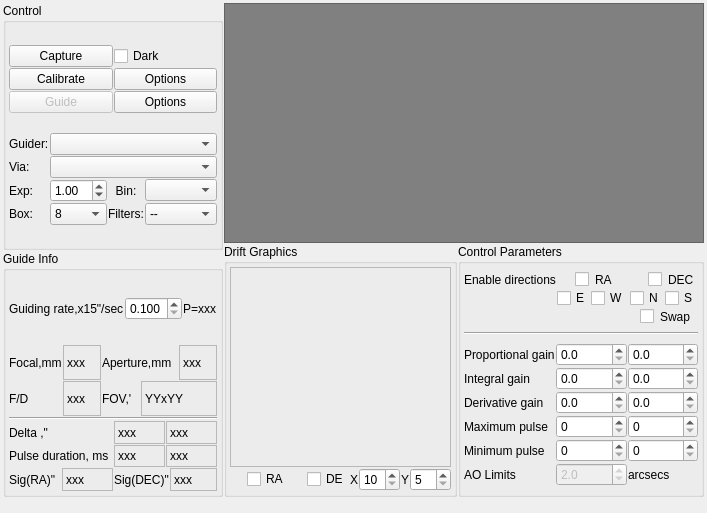
Qt form kstars/ekos/guide/guide.ui (KDE/kstars) before a commit.
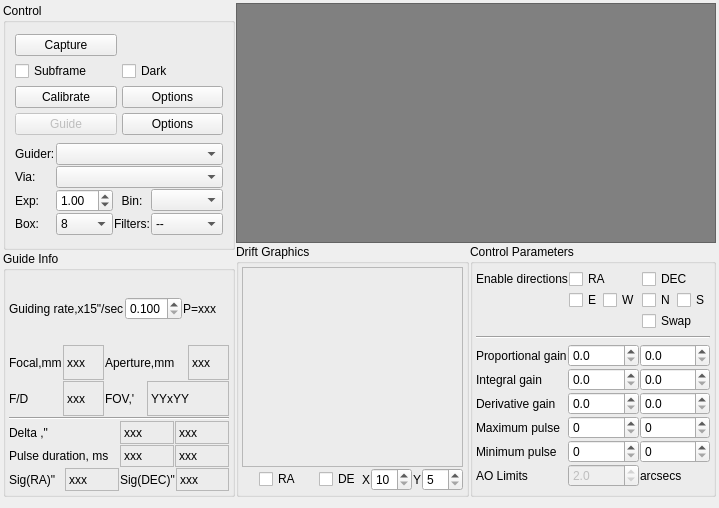
The same form after that commit. Custom widgets are drawn as their Qt base class.

Commit message: More progress of migrating guide stuff to new architecture, still a lot of way to go. Nothing compiles yet

Patch:
```diff
--- a/kstars/ekos/guide/guide.ui
+++ b/kstars/ekos/guide/guide.ui
@@ -6,8 +6,8 @@
    <rect>
     <x>0</x>
     <y>0</y>
-    <width>694</width>
-    <height>513</height>
+    <width>696</width>
+    <height>508</height>
    </rect>
   </property>
   <layout class="QVBoxLayout" name="verticalLayout_5">
@@ -42,25 +42,10 @@
           <string>Control</string>
          </property>
          <layout class="QVBoxLayout" name="verticalLayout_4">
-          <property name="spacing">
-           <number>1</number>
-          </property>
-          <property name="leftMargin">
-           <number>3</number>
-          </property>
-          <property name="topMargin">
-           <number>3</number>
-          </property>
-          <property name="rightMargin">
-           <number>3</number>
-          </property>
-          <property name="bottomMargin">
-           <number>3</number>
-          </property>
           <item>
            <layout class="QGridLayout" name="gridLayout_5">
             <property name="spacing">
-             <number>1</number>
+             <number>5</number>
             </property>
             <item row="0" column="0">
              <widget class="QPushButton" name="captureB">
@@ -69,17 +54,7 @@
               </property>
              </widget>
             </item>
-            <item row="0" column="1">
-             <widget class="QCheckBox" name="darkFrameCheck">
-              <property name="toolTip">
-               <string>Subtract dark frame. If no dark frame is available, a new dark frame shall be captured and saved for future use.</string>
-              </property>
-              <property name="text">
-               <string>Dark</string>
-              </property>
-             </widget>
-            </item>
-            <item row="1" column="0">
+            <item row="2" column="0">
              <widget class="QPushButton" name="calibrationB">
               <property name="enabled">
                <bool>true</bool>
@@ -89,14 +64,14 @@
               </property>
              </widget>
             </item>
-            <item row="1" column="1">
+            <item row="2" column="1">
              <widget class="QPushButton" name="calibrationOptionsB">
               <property name="text">
                <string>Options</string>
               </property>
              </widget>
             </item>
-            <item row="2" column="0">
+            <item row="3" column="0">
              <widget class="QPushButton" name="guideB">
               <property name="enabled">
                <bool>false</bool>
@@ -106,13 +81,33 @@
               </property>
              </widget>
             </item>
-            <item row="2" column="1">
+            <item row="3" column="1">
              <widget class="QPushButton" name="pushButton_2">
               <property name="text">
                <string>Options</string>
               </property>
              </widget>
             </item>
+            <item row="1" column="1">
+             <widget class="QCheckBox" name="darkFrameCheck">
+              <property name="toolTip">
+               <string>Subtract dark frame. If no dark frame is available, a new dark frame shall be captured and saved for future use.</string>
+              </property>
+              <property name="text">
+               <string>Dark</string>
+              </property>
+             </widget>
+            </item>
+            <item row="1" column="0">
+             <widget class="QCheckBox" name="subFrameCheck">
+              <property name="toolTip">
+               <string>Subframe the image around the guide star</string>
+              </property>
+              <property name="text">
+               <string>Subframe</string>
+              </property>
+             </widget>
+            </item>
            </layout>
           </item>
           <item>
@@ -609,7 +604,7 @@
            <rect>
             <x>0</x>
             <y>0</y>
-            <width>462</width>
+            <width>458</width>
             <height>238</height>
            </rect>
           </property>
@@ -832,7 +827,7 @@
                  <string>Guide Declination Axis</string>
                 </property>
                 <property name="styleSheet">
-                 <string notr="true">margin-left:18;</string>
+                 <string notr="true"/>
                 </property>
                 <property name="text">
                  <string>DEC</string>
@@ -879,7 +874,7 @@
                  <string>Guide Right Ascention Axis</string>
                 </property>
                 <property name="styleSheet">
-                 <string notr="true">margin-left:18;</string>
+                 <string notr="true"/>
                 </property>
                 <property name="text">
                  <string>RA</string>
@@ -919,7 +914,7 @@
                  <string>Swap DEC direction pulses. This value is determined automatically from the calibration procedure, only override if necessary.</string>
                 </property>
                 <property name="styleSheet">
-                 <string notr="true">margin-left:10;</string>
+                 <string notr="true"/>
                 </property>
                 <property name="text">
                  <string>Swap</string>
```
Left out of the diff: 3 changed lines with no effect on the pictures. The commit also changes 17 other files.
